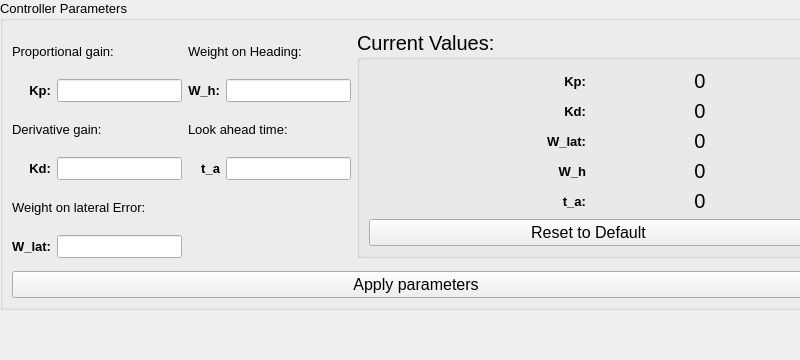
Old version of the form modules/steeringwheelcontrol/action/swcontrollers/ui/pd_tab.ui in the repository tud-hri/joan.
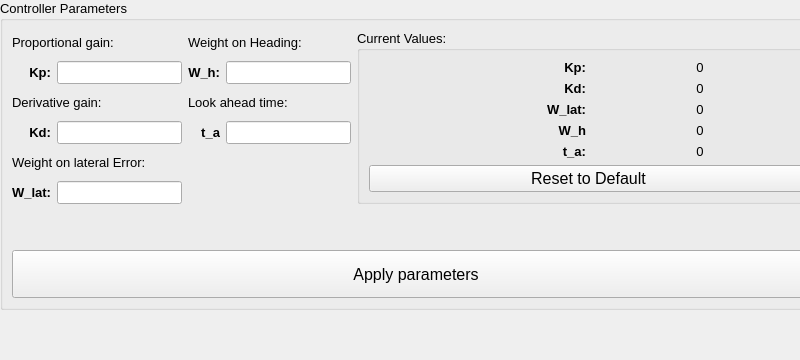
New version of the form.

Commit message: UI connect PD controller

```diff
--- a/modules/steeringwheelcontrol/action/swcontrollers/ui/pd_tab.ui
+++ b/modules/steeringwheelcontrol/action/swcontrollers/ui/pd_tab.ui
@@ -244,7 +244,7 @@
      <widget class="QGroupBox" name="groupBox_2">
       <property name="font">
        <font>
-        <pointsize>15</pointsize>
+        <pointsize>10</pointsize>
        </font>
       </property>
       <property name="title">
@@ -277,7 +277,12 @@
           </widget>
          </item>
          <item row="1" column="1">
-          <widget class="QLabel" name="lblDerivgainvalue">
+          <widget class="QLabel" name="lbl_current_gain_deriv">
+           <property name="font">
+            <font>
+             <pointsize>10</pointsize>
+            </font>
+           </property>
            <property name="text">
             <string>0</string>
            </property>
@@ -287,7 +292,12 @@
           </widget>
          </item>
          <item row="2" column="1">
-          <widget class="QLabel" name="lblWeightlatvalue">
+          <widget class="QLabel" name="lbl_current_weight_lat">
+           <property name="font">
+            <font>
+             <pointsize>10</pointsize>
+            </font>
+           </property>
            <property name="text">
             <string>0</string>
            </property>
@@ -314,7 +324,12 @@
           </widget>
          </item>
          <item row="3" column="1">
-          <widget class="QLabel" name="lblWeightheadingvalue">
+          <widget class="QLabel" name="lbl_current_weight_heading">
+           <property name="font">
+            <font>
+             <pointsize>10</pointsize>
+            </font>
+           </property>
            <property name="text">
             <string>0</string>
            </property>
@@ -341,7 +356,12 @@
           </widget>
          </item>
          <item row="4" column="1">
-          <widget class="QLabel" name="lblTaheadvalue">
+          <widget class="QLabel" name="lbl_current_t_lookahead">
+           <property name="font">
+            <font>
+             <pointsize>10</pointsize>
+            </font>
+           </property>
            <property name="text">
             <string>0</string>
            </property>
@@ -368,7 +388,12 @@
           </widget>
          </item>
          <item row="0" column="1">
-          <widget class="QLabel" name="lblPropgainvalue">
+          <widget class="QLabel" name="lbl_current_gain_prop">
+           <property name="font">
+            <font>
+             <pointsize>10</pointsize>
+            </font>
+           </property>
            <property name="text">
             <string>0</string>
            </property>
```
Left out of the diff: 14 changed lines with no effect on the pictures. The commit also changes 4 other files.
